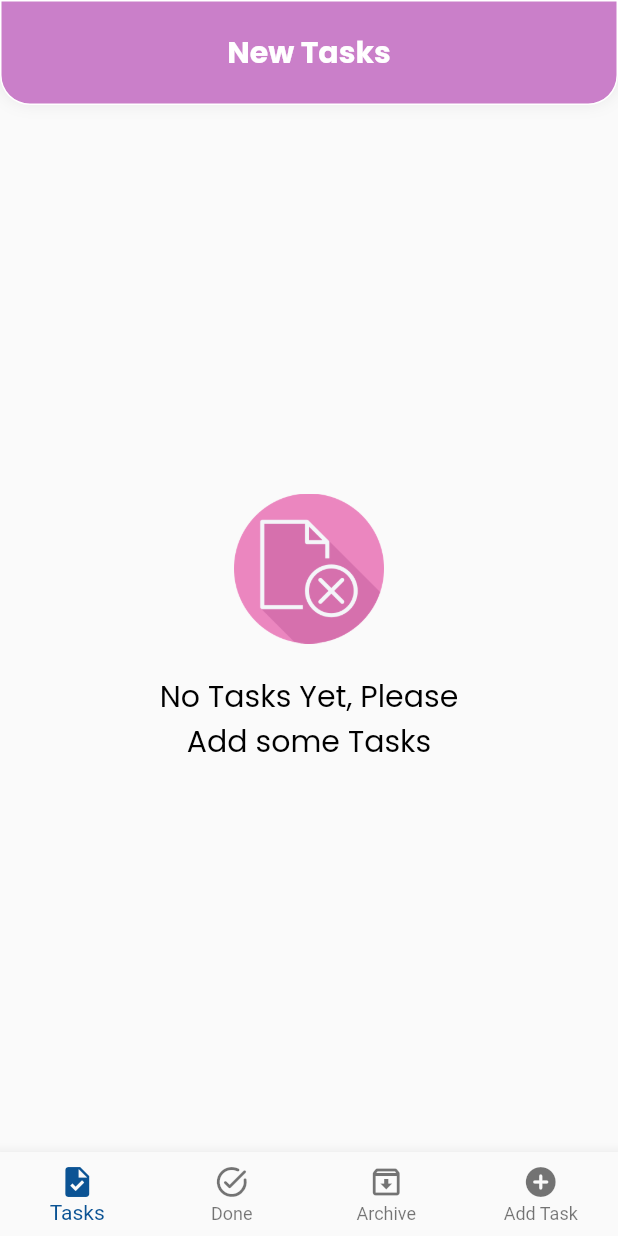
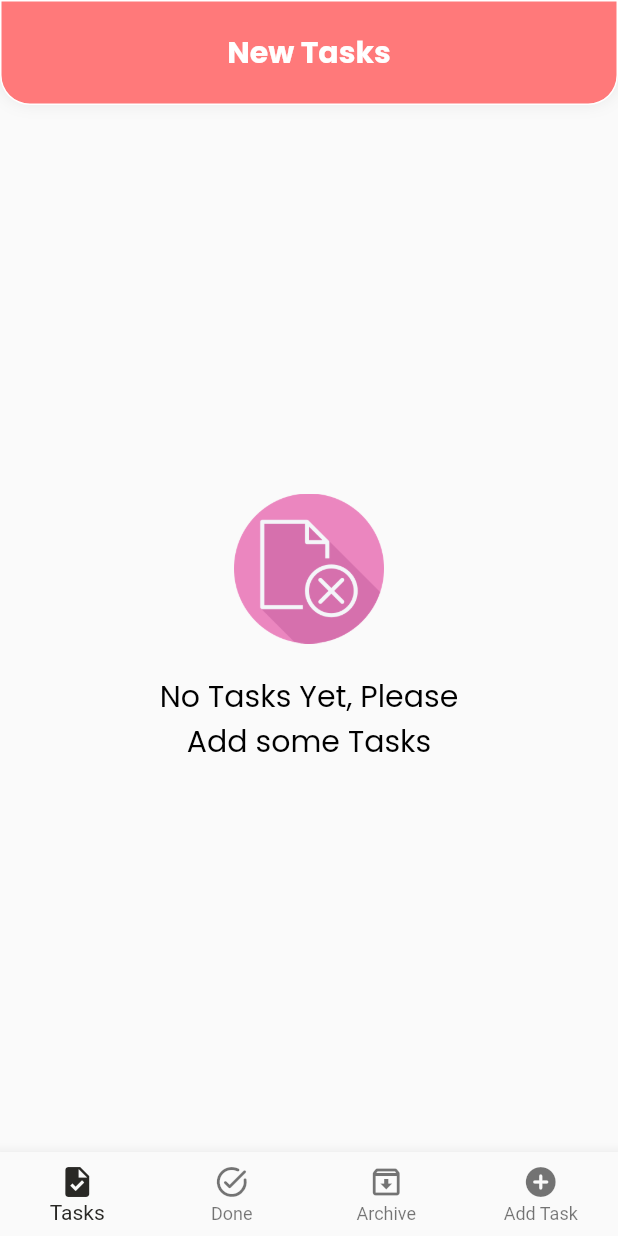
Before and after one commit to mayadaabed/to_do_tasks_flutter_app, a Flutter app: the screen it shows after launch, on a phone screen of 412 x 824 dp. Run offline on Flutter 3.47's test engine with Material 2 defaults, Android fonts, the phone set to English and light mode, and no system bars; our stand-ins replace bloc, conditional_builder_null_safety, flutter_bloc, google_fonts, hexcolor, sqflite; missing offline and left inert: time_picker_widget; accounts and stored records are empty.

Commit message:
Change colors

```diff
--- a/lib/style/colors.dart
+++ b/lib/style/colors.dart
@@ -4,8 +4,8 @@ import 'package:hexcolor/hexcolor.dart';
 const black = Colors.black;
 var lightBlack = HexColor('#171717');
 var red = HexColor('#DC143C');
-var mainColor = HexColor('#ca7fc9');
-var seconderyColor = HexColor('#0b5394');
+var mainColor = HexColor('#FF797A');
+var seconderyColor = HexColor('#292825');
 const white = Colors.white;
 const green = Colors.green;
 const grey = Colors.grey;
```
